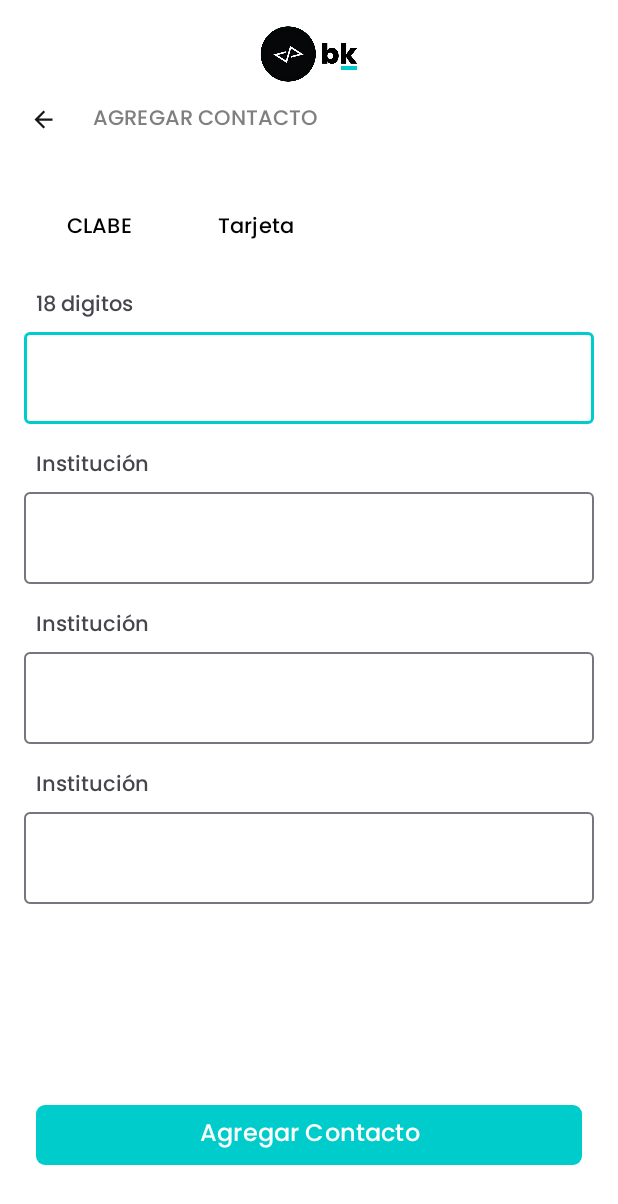
After one commit to OctavioCuevas/BanKodemia, an Android app: the fragment addNewContact shown on its own in the app's theme, on a phone screen of 412 x 824 dp. The commit adds this screen. Shown: the top 1204 px of the screen. Run offline under Robolectric (Android 15) with nearby library versions, the phone set to English and light mode, and no system bars.

Commit message:
next 3 screens, only layout designs , contacts list, add new contacts and end adding contacts on fragments. there's no functions applied yet. item for contacts list for the recycler view

```diff
--- a/app/build.gradle
+++ b/app/build.gradle
@@ -38,6 +38,8 @@ dependencies {
     implementation 'com.google.android.material:material:1.5.0'
     implementation 'androidx.constraintlayout:constraintlayout:2.1.3'
     implementation 'androidx.legacy:legacy-support-v4:1.0.0'
+    implementation 'androidx.lifecycle:lifecycle-livedata-ktx:2.4.1'
+    implementation 'androidx.lifecycle:lifecycle-viewmodel-ktx:2.4.1'
     testImplementation 'junit:junit:4.13.2'
     androidTestImplementation 'androidx.test.ext:junit:1.1.3'
     androidTestImplementation 'androidx.test.espresso:espresso-core:3.4.0'
--- /dev/null
+++ b/app/src/main/java/com/honeykoders/bankodemia/addNewContact.kt
@@ -0,0 +1,59 @@
+package com.honeykoders.bankodemia
+
+import android.os.Bundle
+import androidx.fragment.app.Fragment
+import android.view.LayoutInflater
+import android.view.View
+import android.view.ViewGroup
+
+// TODO: Rename parameter arguments, choose names that match
+// the fragment initialization parameters, e.g. ARG_ITEM_NUMBER
+private const val ARG_PARAM1 = "param1"
+private const val ARG_PARAM2 = "param2"
+
+/**
+ * A simple [Fragment] subclass.
+ * Use the [addNewContact.newInstance] factory method to
+ * create an instance of this fragment.
+ */
+class addNewContact : Fragment() {
+    // TODO: Rename and change types of parameters
+    private var param1: String? = null
+    private var param2: String? = null
+
+    override fun onCreate(savedInstanceState: Bundle?) {
+        super.onCreate(savedInstanceState)
+        arguments?.let {
+            param1 = it.getString(ARG_PARAM1)
+            param2 = it.getString(ARG_PARAM2)
+        }
+    }
+
+    override fun onCreateView(
+        inflater: LayoutInflater, container: ViewGroup?,
+        savedInstanceState: Bundle?
+    ): View? {
+        // Inflate the layout for this fragment
+        return inflater.inflate(R.layout.fragment_add_new_contact, container, false)
+    }
+
+    companion object {
+        /**
+         * Use this factory method to create a new instance of
+         * this fragment using the provided parameters.
+         *
+         * @param param1 Parameter 1.
+         * @param param2 Parameter 2.
+         * @return A new instance of fragment addNewContact.
+         */
+        // TODO: Rename and change types and number of parameters
+        @JvmStatic
+        fun newInstance(param1: String, param2: String) =
+            addNewContact().apply {
+                arguments = Bundle().apply {
+                    putString(ARG_PARAM1, param1)
+                    putString(ARG_PARAM2, param2)
+                }
+            }
+    }
+}
--- /dev/null
+++ b/app/src/main/res/drawable/ic_outline_person_add_alt_24.xml
@@ -0,0 +1,5 @@
+<vector android:height="24dp" android:tint="#161616"
+    android:viewportHeight="24" android:viewportWidth="24"
+    android:width="24dp" xmlns:android="http://schemas.android.com/apk/res/android">
+    <path android:fillColor="@android:color/white" android:pathData="M20,9V6h-2v3h-3v2h3v3h2v-3h3V9H20zM9,12c2.21,0 4,-1.79 4,-4c0,-2.21 -1.79,-4 -4,-4S5,5.79 5,8C5,10.21 6.79,12 9,12zM9,6c1.1,0 2,0.9 2,2c0,1.1 -0.9,2 -2,2S7,9.1 7,8C7,6.9 7.9,6 9,6zM15.39,14.56C13.71,13.7 11.53,13 9,13c-2.53,0 -4.71,0.7 -6.39,1.56C1.61,15.07 1,16.1 1,17.22V20h16v-2.78C17,16.1 16.39,15.07 15.39,14.56zM15,18H3v-0.78c0,-0.38 0.2,-0.72 0.52,-0.88C4.71,15.73 6.63,15 9,15c2.37,0 4.29,0.73 5.48,1.34C14.8,16.5 15,16.84 15,17.22V18z"/>
+</vector>
--- a/app/src/main/res/layout/activity_main.xml
+++ b/app/src/main/res/layout/activity_main.xml
@@ -71,7 +71,7 @@
         android:layout_width="match_parent"
         android:layout_height="wrap_content"
         android:layout_marginStart="24dp"
-        android:layout_marginTop="32dp"
+        android:layout_marginTop="64dp"
         android:layout_marginEnd="24dp"
         android:fontFamily="@font/poppins_medium"
         android:text="@string/createAccount"
--- /dev/null
+++ b/app/src/main/res/layout/fragment_add_new_contact.xml
@@ -0,0 +1,229 @@
+<?xml version="1.0" encoding="utf-8"?>
+<androidx.constraintlayout.widget.ConstraintLayout xmlns:android="http://schemas.android.com/apk/res/android"
+    xmlns:tools="http://schemas.android.com/tools"
+    android:layout_width="match_parent"
+    android:layout_height="match_parent"
+    xmlns:app="http://schemas.android.com/apk/res-auto"
+    android:background="@color/white"
+    tools:context=".addNewContact">
+
+    <ImageView
+        android:id="@+id/imageView_bk"
+        android:layout_width="70dp"
+        android:layout_height="40dp"
+        android:layout_marginTop="16dp"
+        android:contentDescription="@string/bk_logo"
+        app:layout_constraintEnd_toEndOf="parent"
+        app:layout_constraintStart_toStartOf="parent"
+        app:layout_constraintTop_toTopOf="parent"
+        app:srcCompat="@drawable/bk" />
+
+
+    <ScrollView
+        android:layout_width="match_parent"
+        android:layout_height="0dp"
+        app:layout_constraintBottom_toBottomOf="parent"
+        app:layout_constraintEnd_toEndOf="parent"
+        app:layout_constraintStart_toStartOf="parent"
+        app:layout_constraintTop_toBottomOf="@+id/imageView_bk"
+       >
+
+        <androidx.constraintlayout.widget.ConstraintLayout
+            android:layout_width="match_parent"
+            android:layout_height="wrap_content">
+
+            <Button
+                android:id="@+id/btn_backtomain"
+                style="@style/Widget.Material3.Button.TextButton.Icon"
+                android:layout_width="wrap_content"
+                android:layout_height="wrap_content"
+                android:layout_marginStart="8dp"
+                android:fontFamily="@font/poppins_medium"
+                android:text="@string/addContacttxt"
+                android:textColor="@color/gray"
+                app:icon="@drawable/ic_baseline_arrow_back_24"
+                app:iconPadding="24dp"
+                app:iconTint="@color/black2"
+                app:layout_constraintStart_toStartOf="parent"
+                app:layout_constraintTop_toTopOf="parent"
+                tools:ignore="TextContrastCheck,DuplicateSpeakableTextCheck" />
+
+
+            <Button
+                android:id="@+id/btn_clabe"
+                style="@style/Widget.Material3.Button.TextButton.Icon"
+                android:layout_width="wrap_content"
+                android:layout_height="wrap_content"
+                android:layout_marginStart="24dp"
+                android:layout_marginTop="24dp"
+                android:fontFamily="@font/poppins_medium"
+                android:text="@string/clabetxtbtn"
+                android:textColor="@color/black"
+                app:layout_constraintStart_toStartOf="parent"
+                app:layout_constraintTop_toBottomOf="@+id/btn_backtomain"
+                tools:ignore="TextContrastCheck,DuplicateSpeakableTextCheck" />
+
+            <Button
+                android:id="@+id/btn_tarjeta"
+                style="@style/Widget.Material3.Button.TextButton.Icon"
+                android:layout_width="wrap_content"
+                android:layout_height="wrap_content"
+                android:layout_marginStart="16dp"
+                android:layout_marginTop="24dp"
+                android:fontFamily="@font/poppins_medium"
+                android:text="@string/tarjetatxtbtn"
+                android:textColor="@color/black"
+                app:layout_constraintStart_toEndOf="@+id/btn_clabe"
+                app:layout_constraintTop_toBottomOf="@+id/btn_backtomain"
+                tools:ignore="TextContrastCheck,DuplicateSpeakableTextCheck" />
+
+
+            <TextView
+                android:id="@+id/tv_addCont_acNumb"
+                android:layout_width="wrap_content"
+                android:layout_height="wrap_content"
+                android:layout_marginTop="16dp"
+                android:layout_marginStart="24dp"
+                android:fontFamily="@font/poppins_medium"
+                app:layout_constraintStart_toStartOf="parent"
+                app:layout_constraintTop_toBottomOf="@+id/btn_clabe"
+                android:text="@string/clabetxttv"/>
+
+            <com.google.android.material.textfield.TextInputLayout
+                android:id="@+id/til_addCont_acNumb"
+                android:layout_width="match_parent"
+                android:layout_height="wrap_content"
+
+                android:layout_marginStart="16dp"
+                android:layout_marginEnd="16dp"
+                app:layout_constraintTop_toBottomOf="@+id/tv_addCont_acNumb"
+                app:layout_constraintStart_toStartOf="parent"
+                app:layout_constraintEnd_toEndOf="parent">
+
+                <com.google.android.material.textfield.TextInputEditText
+                    android:id="@+id/tiet_addCont_acNumb"
+                    android:layout_width="match_parent"
+                    android:layout_height="wrap_content"
+                    android:fontFamily="@font/poppins"
+                    android:inputType="number"
+                    tools:ignore="TextContrastCheck,SpeakableTextPresentCheck"/>
+            </com.google.android.material.textfield.TextInputLayout>
+
+
+            <TextView
+                android:id="@+id/tv_addCont_insti"
+                android:layout_width="wrap_content"
+                android:layout_height="wrap_content"
+                android:layout_marginTop="16dp"
+                android:layout_marginStart="24dp"
+                android:fontFamily="@font/poppins_medium"
+                app:layout_constraintStart_toStartOf="parent"
+                app:layout_constraintTop_toBottomOf="@+id/til_addCont_acNumb"
+                android:text="@string/insttv"/>
+
+            <com.google.android.material.textfield.TextInputLayout
+                android:id="@+id/til_addCont_insti"
+                android:layout_width="match_parent"
+                android:layout_height="wrap_content"
+
+                android:layout_marginStart="16dp"
+                android:layout_marginEnd="16dp"
+                app:layout_constraintTop_toBottomOf="@+id/tv_addCont_insti"
+                app:layout_constraintStart_toStartOf="parent"
+                app:layout_constraintEnd_toEndOf="parent">
+
+                <com.google.android.material.textfield.TextInputEditText
+                    android:id="@+id/tiet_addCont_insti"
+                    android:layout_width="match_parent"
+                    android:layout_height="wrap_content"
+                    android:fontFamily="@font/poppins"
+                    android:inputType="number"
+                    tools:ignore="TextContrastCheck,SpeakableTextPresentCheck" />
+            </com.google.android.material.textfield.TextInputLayout>
+
+            <TextView
+                android:id="@+id/tv_addCont_name"
+                android:layout_width="wrap_content"
+                android:layout_height="wrap_content"
+                android:layout_marginTop="16dp"
+                android:layout_marginStart="24dp"
+                android:fontFamily="@font/poppins_medium"
+                app:layout_constraintStart_toStartOf="parent"
+                app:layout_constraintTop_toBottomOf="@+id/til_addCont_insti"
+                android:text="@string/insttv"/>
+
+            <com.google.android.material.textfield.TextInputLayout
+                android:id="@+id/til_addCont_name"
+                android:layout_width="match_parent"
+                android:layout_height="wrap_content"
+
+                android:layout_marginStart="16dp"
+                android:layout_marginEnd="16dp"
+                app:layout_constraintTop_toBottomOf="@+id/tv_addCont_name"
+                app:layout_constraintStart_toStartOf="parent"
+                app:layout_constraintEnd_toEndOf="parent">
+
+                <com.google.android.material.textfield.TextInputEditText
+                    android:id="@+id/tiet_addCont_name"
+                    android:layout_width="match_parent"
+                    android:layout_height="wrap_content"
+                    android:fontFamily="@font/poppins"
+                    android:inputType="number"
+                    tools:ignore="TextContrastCheck,SpeakableTextPresentCheck"/>
+            </com.google.android.material.textfield.TextInputLayout>
+
+            <TextView
+                android:id="@+id/tv_addCont_mail"
+                android:layout_width="wrap_content"
+                android:layout_height="wrap_content"
+                android:layout_marginTop="16dp"
+                android:layout_marginStart="24dp"
+                android:fontFamily="@font/poppins_medium"
+                app:layout_constraintStart_toStartOf="parent"
+                app:layout_constraintTop_toBottomOf="@+id/til_addCont_name"
+                android:text="@string/insttv"/>
+
+            <com.google.android.material.textfield.TextInputLayout
+                android:id="@+id/til_addCont_mail"
+                android:layout_width="match_parent"
+                android:layout_height="wrap_content"
+
+                android:layout_marginStart="16dp"
+                android:layout_marginEnd="16dp"
+                app:layout_constraintTop_toBottomOf="@+id/tv_addCont_mail"
+                app:layout_constraintStart_toStartOf="parent"
+                app:layout_constraintEnd_toEndOf="parent">
+
+                <com.google.android.material.textfield.TextInputEditText
+                    android:id="@+id/tiet_addCont_mail"
+                    android:layout_width="match_parent"
+                    android:layout_height="wrap_content"
+                    android:fontFamily="@font/poppins"
+                    android:inputType="number"
+                    tools:ignore="TextContrastCheck,SpeakableTextPresentCheck"/>
+            </com.google.android.material.textfield.TextInputLayout>
+
+            <Button
+                android:id="@+id/btn_createAccount"
+                android:layout_width="match_parent"
+                android:layout_height="wrap_content"
+                android:layout_marginTop="130dp"
+                android:layout_marginLeft="24dp"
+                android:layout_marginRight="24dp"
+                android:fontFamily="@font/poppins_medium"
+                android:text="@string/addContacttxtbtn"
+                android:textSize="16sp"
+                app:cornerRadius="6dp"
+                app:layout_constraintEnd_toEndOf="parent"
+                app:layout_constraintStart_toStartOf="parent"
+                app:layout_constraintTop_toBottomOf="@+id/til_addCont_mail"
+                tools:ignore="TextContrastCheck" />
+
+
+
+        </androidx.constraintlayout.widget.ConstraintLayout>
+
+
+    </ScrollView>
+
+</androidx.constraintlayout.widget.ConstraintLayout>
--- a/app/src/main/res/values/strings.xml
+++ b/app/src/main/res/values/strings.xml
@@ -6,6 +6,18 @@
     <string name="welcomeText2">Usa el dinero a <font fgcolor='#00CCCC'>TU</font> manera</string><!--green-->
     <string name="createAccount">Crear Cuenta</string>
     <string name="logintxt">Iniciar Sesión</string>
+    <string name="addContacttxtbtn">Agregar Contacto</string>
+
+    <string name="sendmoneytxt">ENVIAR DINERO</string>
+    <string name="addContacttxt">AGREGAR CONTACTO</string>
+    <string name="endAddContacttxt">Tu contacto fue agregado con éxito</string>
+    <string name="backtomaintxtbtn">Volver a Inicio</string>
+    <string name="clabetxtbtn">CLABE</string>
+    <string name="clabetxttv">18 digitos</string>
+    <string name="tarjetatxtbtn">Tarjeta</string>
+    <string name="tarjetatxttv">No. de tarjeta</string>
+    <string name="insttv">Institución</string>
+
     <string name="bk_logo">bk_logo</string>
     <string name="brieflogintxt">Escribe el correo y telefóno con el que te registraste, a través de estos te enviaremos el acceso</string>
     <string name="hintcorreo">Escribe tu correo</string>
--- a/app/src/main/res/values/themes.xml
+++ b/app/src/main/res/values/themes.xml
@@ -4,7 +4,7 @@
         parent="Theme.Material3.DayNight.NoActionBar">
         <!-- Primary brand color. -->
         <item name="colorPrimary">#00CCCC</item>
-        <item name="colorPrimaryVariant">#00CCCC</item>
+        <item name="colorPrimaryVariant">@color/black2</item>
         <item name="colorOnPrimary">@color/white</item>
         <!-- Secondary brand color. -->
         <item name="colorSecondary">#7B78EA</item>
```
Also changed, not shown: app/src/main/java/com/honeykoders/bankodemia/MainActivity.kt (+8 -0 lines), app/src/main/java/com/honeykoders/bankodemia/endAddContact.kt (added, +59 -0 lines), app/src/main/java/com/honeykoders/bankodemia/sendMoney.kt (added, +59 -0 lines), app/src/main/res/layout/fragment_end_add_contact.xml (added, +64 -0 lines), app/src/main/res/layout/fragment_send_money.xml (added, +94 -0 lines), app/src/main/res/layout/item_contacts.xml (added, +32 -0 lines), app/src/main/res/drawable/contacts.webp (added).
